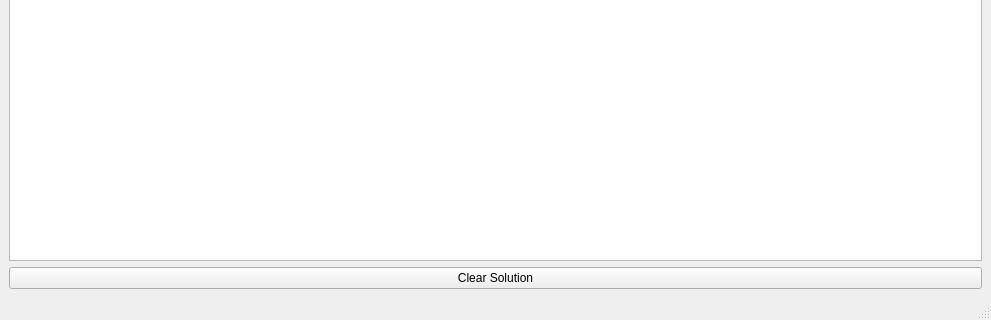
The window that knapsack_visualizer/knapsack_layout.ui (SaifMasoud/knapsack-visualizer) describes before a commit, drawn with Qt 5; both pictures show x 0 to 991 and y 280 to 600 of the 991 by 600 pixel window.
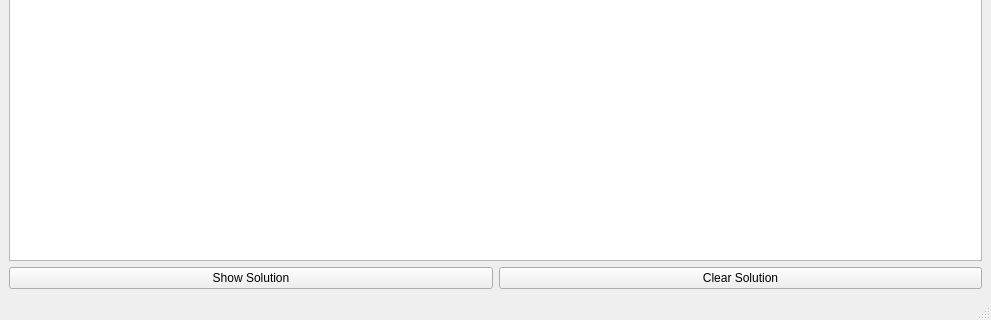
The same window after the commit. Custom widgets are drawn as their Qt base class.

Commit message: Added button to show solution (& more.)

Patch:
```diff
--- a/knapsack_visualizer/knapsack_layout.ui
+++ b/knapsack_visualizer/knapsack_layout.ui
@@ -62,11 +62,22 @@
        <widget class="DPQTableWidget" name="dp_table"/>
       </item>
       <item>
+       <layout class="QHBoxLayout" name="horizontalLayout">
+        <item>
+         <widget class="QPushButton" name="show_sol_btn">
+          <property name="text">
+           <string>Show Solution</string>
+          </property>
+         </widget>
+        </item>
+        <item>
        <widget class="QPushButton" name="cleardp_btn">
         <property name="text">
          <string>Clear Solution</string>
         </property>
        </widget>
+        </item>
+       </layout>
       </item>
      </layout>
     </item>
```
Lines whose indentation alone changed are shown as unchanged. The commit also changes 5 other files.
